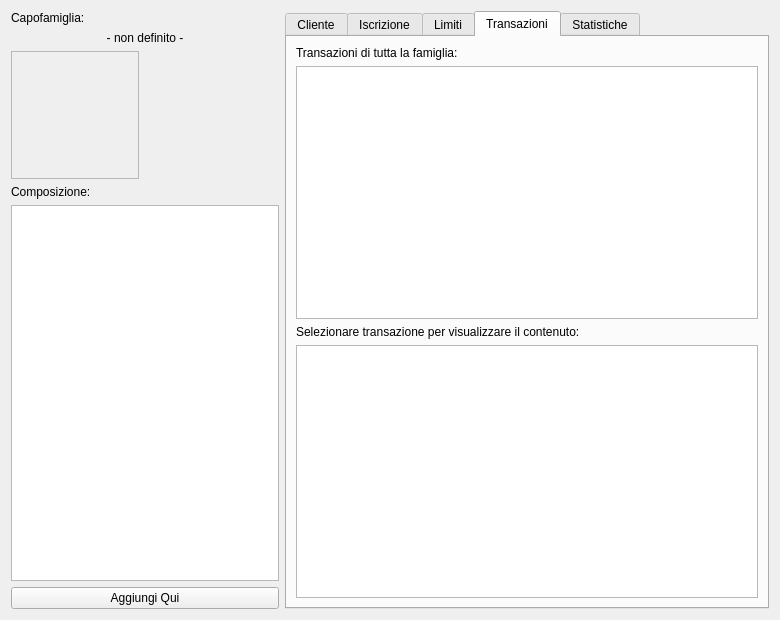
Before: the Qt Designer form squeeze/src/ui/editclient_widget.ui in lastprimenumbers/lemonpos, drawn with Qt 5.
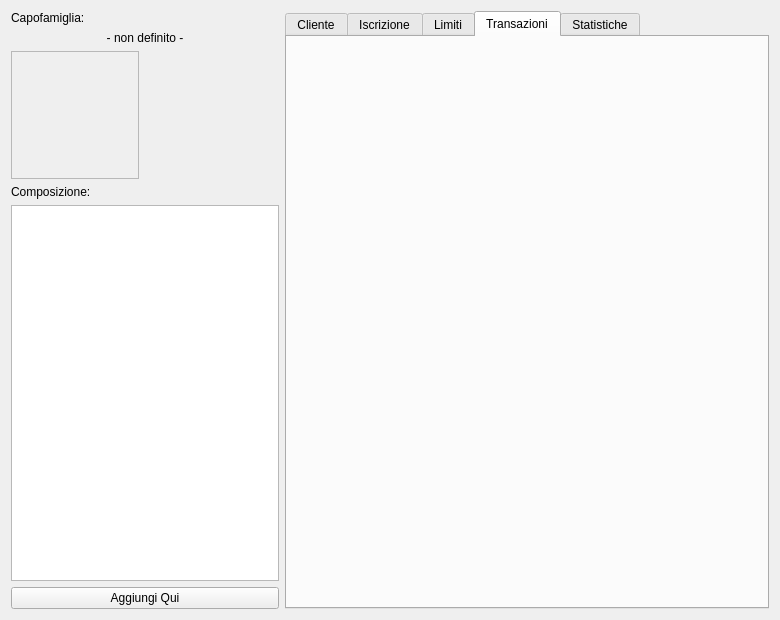
After: the same form once the commit is applied. The open tabs and pages were chosen to show the change. Custom widgets are drawn as their Qt base class.

Commit message: Generalizzata vista transazioni. Introdotta in donoreditor.

What changed in the file:
```diff
--- a/squeeze/src/ui/editclient_widget.ui
+++ b/squeeze/src/ui/editclient_widget.ui
@@ -681,24 +681,7 @@
       </attribute>
       <layout class="QVBoxLayout" name="verticalLayout_2">
        <item>
-        <widget class="QLabel" name="label">
-         <property name="text">
-          <string>Transazioni di tutta la famiglia:</string>
-         </property>
-        </widget>
-       </item>
-       <item>
-        <widget class="QTableView" name="transView"/>
-       </item>
-       <item>
-        <widget class="QLabel" name="label_2">
-         <property name="text">
-          <string>Selezionare transazione per visualizzare il contenuto:</string>
-         </property>
-        </widget>
-       </item>
-       <item>
-        <widget class="QTableView" name="ticketView"/>
+        <widget class="transactions" name="trans" native="true"/>
        </item>
       </layout>
      </widget>
@@ -745,6 +728,12 @@
    <header>statistics.h</header>
    <container>1</container>
   </customwidget>
+  <customwidget>
+   <class>transactions</class>
+   <extends>QWidget</extends>
+   <header>transactions.h</header>
+   <container>1</container>
+  </customwidget>
  </customwidgets>
  <resources/>
  <connections/>
```
Left out of the diff: 2 changed lines with no effect on the pictures. The commit also changes 11 other files.
